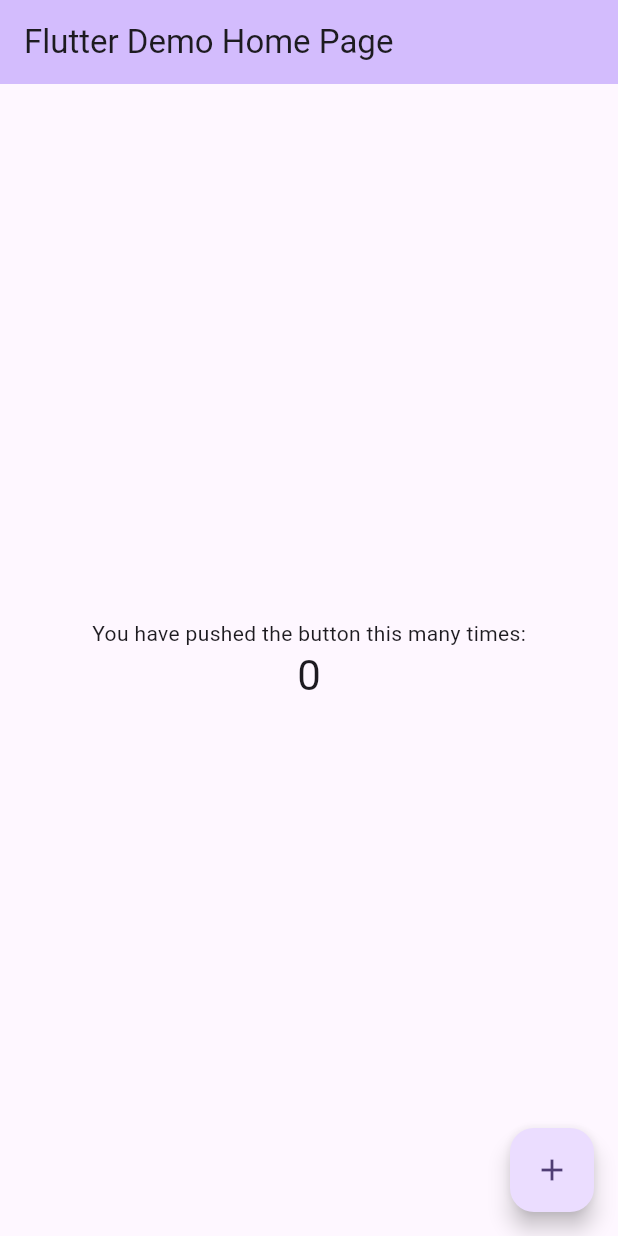
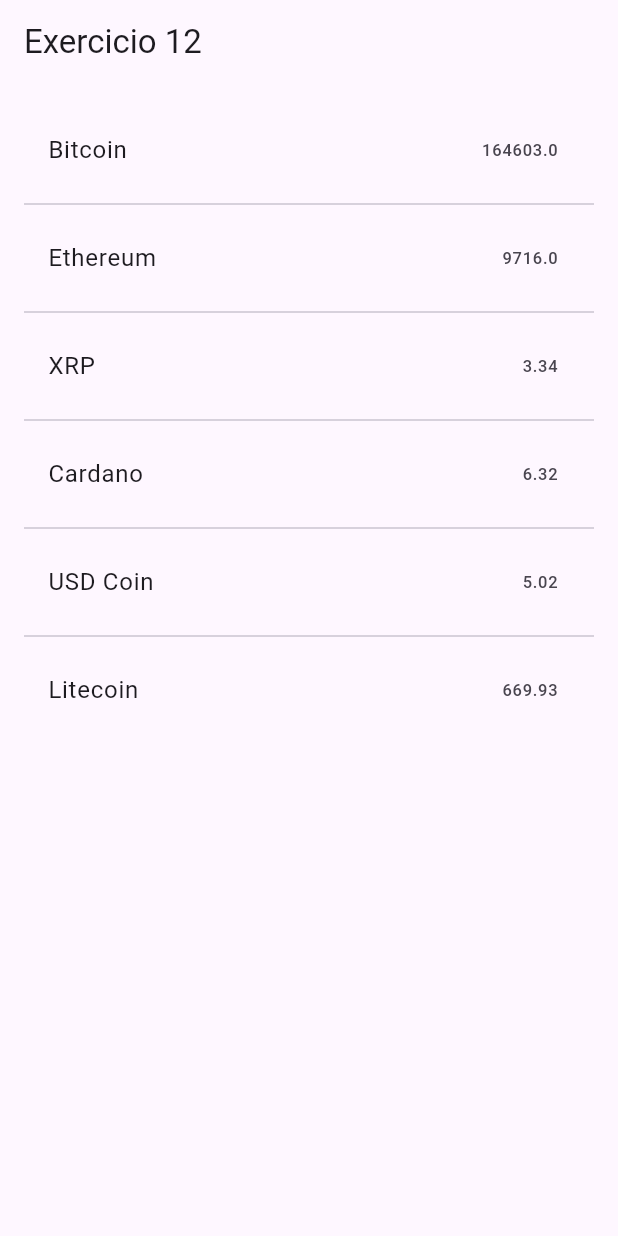
Before and after one commit to epicestudar/Flutter, a Flutter app: the screen it shows after launch, on a phone screen of 412 x 824 dp. Run offline on Flutter 3.47's test engine with Material 3 defaults, Android fonts, the phone set to English and light mode, and no system bars; missing offline and left inert: dart:html.

Commit message:
lista avançadas de interface

```diff
--- a/exercicios_avancados/exercicio12/lib/main.dart
+++ b/exercicios_avancados/exercicio12/lib/main.dart
@@ -1,125 +1,15 @@
 import 'package:flutter/material.dart';
+import 'package:exercicio12/pages/moedas_page.dart'; // Importe o arquivo moedas_page.dart onde você definiu a classe MoedasPage
 
 void main() {
-  runApp(const MyApp());
+  runApp(MyApp());
 }
 
 class MyApp extends StatelessWidget {
-  const MyApp({super.key});
-
-  // This widget is the root of your application.
   @override
   Widget build(BuildContext context) {
     return MaterialApp(
-      title: 'Flutter Demo',
-      theme: ThemeData(
-        // This is the theme of your application.
-        //
-        // TRY THIS: Try running your application with "flutter run". You'll see
-        // the application has a purple toolbar. Then, without quitting the app,
-        // try changing the seedColor in the colorScheme below to Colors.green
-        // and then invoke "hot reload" (save your changes or press the "hot
-        // reload" button in a Flutter-supported IDE, or press "r" if you used
-        // the command line to start the app).
-        //
-        // Notice that the counter didn't reset back to zero; the application
-        // state is not lost during the reload. To reset the state, use hot
-        // restart instead.
-        //
-        // This works for code too, not just values: Most code changes can be
-        // tested with just a hot reload.
-        colorScheme: ColorScheme.fromSeed(seedColor: Colors.deepPurple),
-        useMaterial3: true,
-      ),
-      home: const MyHomePage(title: 'Flutter Demo Home Page'),
+      home: MoedasPage(), // Aqui você instancia o MoedasPage como a tela inicial do seu aplicativo
     );
   }
 }
-
-class MyHomePage extends StatefulWidget {
-  const MyHomePage({super.key, required this.title});
-
-  // This widget is the home page of your application. It is stateful, meaning
-  // that it has a State object (defined below) that contains fields that affect
-  // how it looks.
-
-  // This class is the configuration for the state. It holds the values (in this
-  // case the title) provided by the parent (in this case the App widget) and
-  // used by the build method of the State. Fields in a Widget subclass are
-  // always marked "final".
-
-  final String title;
-
-  @override
-  State<MyHomePage> createState() => _MyHomePageState();
-}
-
-class _MyHomePageState extends State<MyHomePage> {
-  int _counter = 0;
-
-  void _incrementCounter() {
-    setState(() {
-      // This call to setState tells the Flutter framework that something has
-      // changed in this State, which causes it to rerun the build method below
-      // so that the display can reflect the updated values. If we changed
-      // _counter without calling setState(), then the build method would not be
-      // called again, and so nothing would appear to happen.
-      _counter++;
-    });
-  }
-
-  @override
-  Widget build(BuildContext context) {
-    // This method is rerun every time setState is called, for instance as done
-    // by the _incrementCounter method above.
-    //
-    // The Flutter framework has been optimized to make rerunning build methods
-    // fast, so that you can just rebuild anything that needs updating rather
-    // than having to individually change instances of widgets.
-    return Scaffold(
-      appBar: AppBar(
-        // TRY THIS: Try changing the color here to a specific color (to
-        // Colors.amber, perhaps?) and trigger a hot reload to see the AppBar
-        // change color while the other colors stay the same.
-        backgroundColor: Theme.of(context).colorScheme.inversePrimary,
-        // Here we take the value from the MyHomePage object that was created by
-        // the App.build method, and use it to set our appbar title.
-        title: Text(widget.title),
-      ),
-      body: Center(
-        // Center is a layout widget. It takes a single child and positions it
-        // in the middle of the parent.
-        child: Column(
-          // Column is also a layout widget. It takes a list of children and
-          // arranges them vertically. By default, it sizes itself to fit its
-          // children horizontally, and tries to be as tall as its parent.
-          //
-          // Column has various properties to control how it sizes itself and
-          // how it positions its children. Here we use mainAxisAlignment to
-          // center the children vertically; the main axis here is the vertical
-          // axis because Columns are vertical (the cross axis would be
-          // horizontal).
-          //
-          // TRY THIS: Invoke "debug painting" (choose the "Toggle Debug Paint"
-          // action in the IDE, or press "p" in the console), to see the
-          // wireframe for each widget.
-          mainAxisAlignment: MainAxisAlignment.center,
-          children: <Widget>[
-            const Text(
-              'You have pushed the button this many times:',
-            ),
-            Text(
-              '$_counter',
-              style: Theme.of(context).textTheme.headlineMedium,
-            ),
-          ],
-        ),
-      ),
-      floatingActionButton: FloatingActionButton(
-        onPressed: _incrementCounter,
-        tooltip: 'Increment',
-        child: const Icon(Icons.add),
-      ), // This trailing comma makes auto-formatting nicer for build methods.
-    );
-  }
-}
--- /dev/null
+++ b/exercicios_avancados/exercicio12/lib/models/moeda.dart
@@ -0,0 +1,11 @@
+class Moeda {
+  String nome;
+  String sigla;
+  double preco;
+
+  Moeda({
+    required this.nome,
+    required this.sigla,
+    required this.preco,
+  });
+}
--- /dev/null
+++ b/exercicios_avancados/exercicio12/lib/pages/moedas_page.dart
@@ -0,0 +1,26 @@
+import 'package:exercicio12/repositories/moeda_repository.dart';
+import 'package:flutter/material.dart';
+
+class MoedasPage extends StatelessWidget {
+  const MoedasPage({Key? key}) : super(key: key);
+
+  @override
+  Widget build(BuildContext context) {
+    final tabela = MoedaRepository.tabela;
+    return Scaffold(
+      appBar: AppBar(
+        title: Text("Exercicio 12"),
+      ),
+      body: ListView.separated(
+          itemBuilder: (BuildContext context, int moeda) {
+            return ListTile(
+              title: Text(tabela[moeda].nome),
+              trailing: Text(tabela[moeda].preco.toString()),
+            );
+          },
+          padding: EdgeInsets.all(16),
+          separatorBuilder: (_, ___) => Divider(),
+          itemCount: tabela.length),
+    );
+  }
+}
--- /dev/null
+++ b/exercicios_avancados/exercicio12/lib/repositories/moeda_repository.dart
@@ -0,0 +1,12 @@
+import 'package:exercicio12/models/moeda.dart';
+
+class MoedaRepository {
+  static List<Moeda> tabela = [
+    Moeda(nome: 'Bitcoin', sigla: 'BTC', preco: 164603.00),
+    Moeda(nome: 'Ethereum', sigla: 'ETH', preco: 9716.00),
+    Moeda(nome: 'XRP', sigla: 'XRP', preco: 3.34),
+    Moeda(nome: 'Cardano', sigla: 'ADA', preco: 6.32),
+    Moeda(nome: 'USD Coin', sigla: 'USDC', preco: 5.02),
+    Moeda(nome: 'Litecoin', sigla: 'LTC', preco: 669.93),
+  ];
+}
```
Also changed, not shown: exercicios_avancados/exercicio13/analysis_options.yaml (added, +28 -0 lines), exercicios_avancados/exercicio13/lib/main.dart (added, +138 -0 lines), exercicios_avancados/exercicio13/pubspec.yaml (added, +90 -0 lines), exercicios_avancados/exercicio13/pubspec.lock (added), 124 other files.
